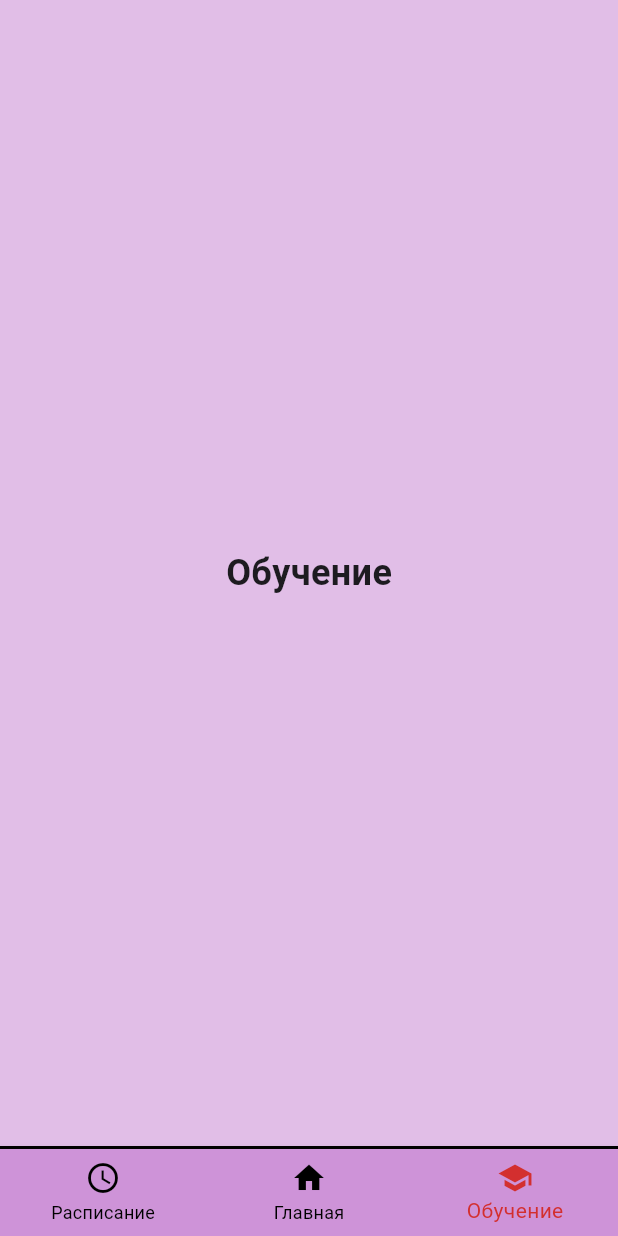
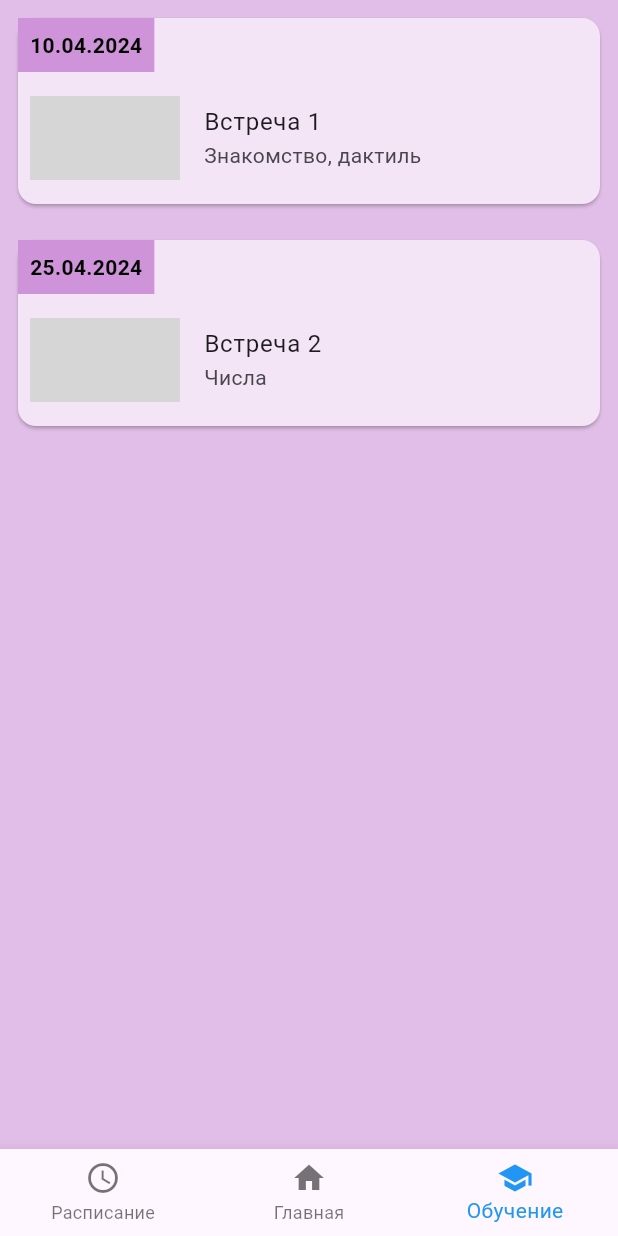
Before and after one commit to Gidrex/education-app, a Flutter app: the screen it shows after launch, item 3 of the bottom bar chosen, on a phone screen of 412 x 824 dp. Run offline on Flutter 3.47's test engine with Material 3 defaults, Android fonts, the phone set to English and light mode, and no system bars; grey boxes are pictures that could not be loaded.

Commit message:
adding video category + update startup main page

```diff
--- a/flutter_app/lib/main.dart
+++ b/flutter_app/lib/main.dart
@@ -1,6 +1,7 @@
 import 'package:flutter/material.dart';
 import 'pages/home.dart';
 import 'pages/schedule.dart';
+import 'pages/video.dart';
 
 void main() {
   runApp(FestivalScheduleApp());
@@ -10,7 +11,7 @@ class FestivalScheduleApp extends StatelessWidget {
   @override
   Widget build(BuildContext context) {
     return MaterialApp(
-      home: FestivalHomePage(),
+      home: MainPage(),
     );
   }
 }
--- a/flutter_app/lib/pages/home.dart
+++ b/flutter_app/lib/pages/home.dart
@@ -1,6 +1,55 @@
 import 'package:flutter/material.dart';
+import 'schedule.dart';
+import 'video.dart';
 
-class MainPage extends StatelessWidget {
+class MainPage extends StatefulWidget {
+  @override
+  _MainPageState createState() => _MainPageState();
+}
+
+class _MainPageState extends State<MainPage> {
+  int _selectedIndex = 0;
+
+  static List<Widget> _widgetOptions = <Widget>[
+    SchedulePage(),
+    MainPageContent(),  // Обертка для главного содержимого, если есть
+    VideoPage(),
+  ];
+
+  void _onItemTapped(int index) {
+    setState(() {
+      _selectedIndex = index;
+    });
+  }
+
+  @override
+  Widget build(BuildContext context) {
+    return Scaffold(
+      body: _widgetOptions.elementAt(_selectedIndex),
+      bottomNavigationBar: BottomNavigationBar(
+        items: const <BottomNavigationBarItem>[
+          BottomNavigationBarItem(
+            icon: Icon(Icons.schedule),
+            label: 'Расписание',
+          ),
+          BottomNavigationBarItem(
+            icon: Icon(Icons.home),
+            label: 'Главная',
+          ),
+          BottomNavigationBarItem(
+            icon: Icon(Icons.school),
+            label: 'Обучение',
+          ),
+        ],
+        currentIndex: _selectedIndex,
+        selectedItemColor: Colors.blue,
+        onTap: _onItemTapped,
+      ),
+    );
+  }
+}
+
+class MainPageContent extends StatelessWidget {
   @override
   Widget build(BuildContext context) {
     return Scaffold(
@@ -9,7 +58,7 @@ class MainPage extends StatelessWidget {
         decoration: BoxDecoration(
           image: DecorationImage(
             image: AssetImage('assets/background.png'),
-            // fit: BoxFit.cover,
+            fit: BoxFit.cover,
           ),
         ),
         child: Column(
@@ -29,7 +78,7 @@ class MainPage extends StatelessWidget {
                 'Услышь меня, я рядом!',
                 style: TextStyle(
                   fontSize: 24.0,
-                  // fontWeight: FontWeight.bold,
+                  fontWeight: FontWeight.bold,
                 ),
               ),
             ),
@@ -56,6 +105,7 @@ class MainPage extends StatelessWidget {
                         style: TextStyle(
                           fontSize: 24.0,
                           color: Colors.white,
+                          fontWeight: FontWeight.bold,
                         ),
                       ),
                     ),
@@ -63,7 +113,7 @@ class MainPage extends StatelessWidget {
                   Padding(
                     padding: const EdgeInsets.all(16.0),
                     child: Text(
-                      'Целью проекта является создание инклюзивных условий посредствам реализации проекта «Фестиваль «Услышь меня, я рядом»  в период с 15 марта по 15 сентября 2024 года для 200 слабослышащих, глухих людей и их родственников, ориентируясь на популяризацию мира глухих.',
+                      'Целью проекта является создание инклюзивных условий посредством реализации проекта «Фестиваль «Услышь меня, я рядом» в период с 15 марта по 15 сентября 2024 года для 200 слабослышащих, глухих людей и их родственников, ориентируясь на популяризацию мира глухих.',
                       style: TextStyle(
                         fontSize: 16.0,
                         color: Colors.black,
--- a/flutter_app/lib/pages/schedule.dart
+++ b/flutter_app/lib/pages/schedule.dart
@@ -162,7 +162,9 @@ class _ScheduleItemState extends State<ScheduleItem> {
                   ),
                   SizedBox(height: 8.0),
                   Container(
-                    height: 60.0, // mb fix?
+                    constraints: BoxConstraints(
+                      minHeight: 60.0, // Убедитесь, что высота заголовка фиксирована
+                    ),
                     child: Align(
                       alignment: Alignment.centerLeft,
                       child: Text(
--- a/flutter_app/lib/pages/video.dart
+++ b/flutter_app/lib/pages/video.dart
@@ -0,0 +1,91 @@
+import 'package:flutter/material.dart';
+import 'package:url_launcher/url_launcher.dart';
+
+class VideoPage extends StatelessWidget {
+  final List<VideoItem> videos = [
+    VideoItem(
+      date: '10.04.2024',
+      title: 'Встреча 1',
+      topic: 'Знакомство, дактиль',
+      imagePath: '../assets/background.png', // Путь к первой фотографии
+      videoUrl: 'https://cloudservice.com/video1', // Embed ссылка на видео
+    ),
+    VideoItem(
+      date: '25.04.2024',
+      title: 'Встреча 2',
+      topic: 'Числа',
+      imagePath: '../assets/background.png', // Путь ко второй фотографии
+      videoUrl: 'https://cloudservice.com/video2', // Embed ссылка на видео
+    ),
+  ];
+
+  @override
+  Widget build(BuildContext context) {
+    return Scaffold(
+      backgroundColor: Colors.purple[100],
+      body: ListView.builder(
+        itemCount: videos.length,
+        itemBuilder: (context, index) {
+          return Padding(
+            padding: const EdgeInsets.all(8.0),
+            child: Card(
+              color: Colors.purple[50],
+              child: Column(
+                crossAxisAlignment: CrossAxisAlignment.start,
+                children: [
+                  Container(
+                    color: Colors.purple[200],
+                    padding: EdgeInsets.all(8.0),
+                    child: Text(
+                      videos[index].date,
+                      style: TextStyle(
+                        color: Colors.black,
+                        fontWeight: FontWeight.bold,
+                      ),
+                    ),
+                  ),
+                  ListTile(
+                    contentPadding: EdgeInsets.all(8.0),
+                    leading: GestureDetector(
+                      onTap: () async {
+                        final url = videos[index].videoUrl;
+                        if (await canLaunch(url)) {
+                          await launch(url);
+                        } else {
+                          throw 'Could not launch $url';
+                        }
+                      },
+                      child: Image.asset(
+                        videos[index].imagePath,
+                        fit: BoxFit.cover,
+                        width: 100,
+                      ),
+                    ),
+                    title: Text(videos[index].title),
+                    subtitle: Text(videos[index].topic),
+                  ),
+                ],
+              ),
+            ),
+          );
+        },
+      ),
+    );
+  }
+}
+
+class VideoItem {
+  final String date;
+  final String title;
+  final String topic;
+  final String imagePath;
+  final String videoUrl;
+
+  VideoItem({
+    required this.date,
+    required this.title,
+    required this.topic,
+    required this.imagePath,
+    required this.videoUrl,
+  });
+}
--- a/flutter_app/pubspec.yaml
+++ b/flutter_app/pubspec.yaml
@@ -30,7 +30,7 @@ environment:
 dependencies:
   flutter:
     sdk: flutter
-
+  url_launcher: ^6.1.10
 
   # The following adds the Cupertino Icons font to your application.
   # Use with the CupertinoIcons class for iOS style icons.
```
Also changed, not shown: flutter_app/pubspec.lock, 2 other files.
